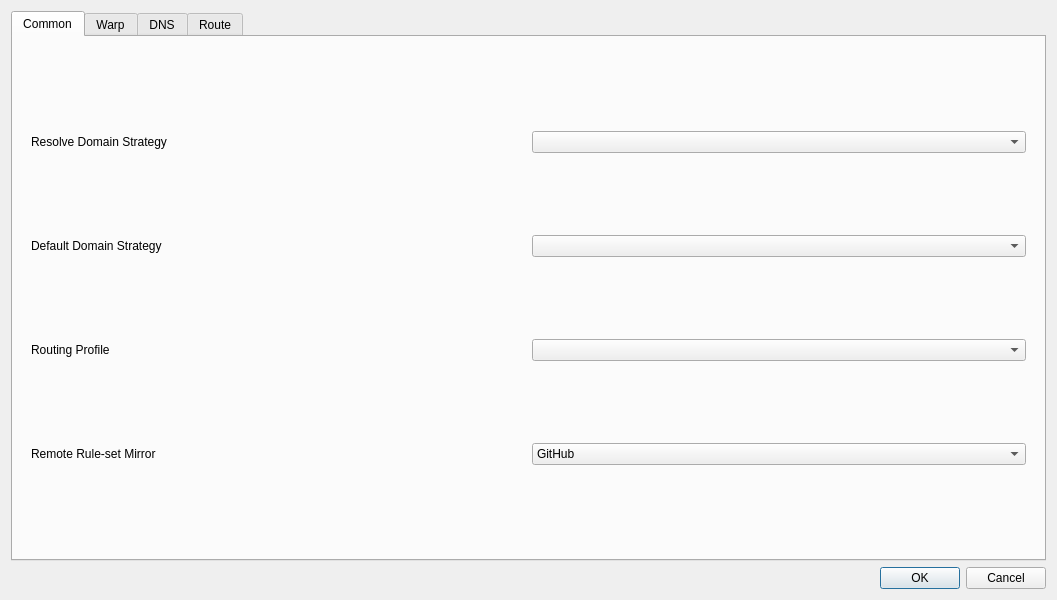
The window that upstream/include/ui/setting/dialog_manage_routes.ui (hopol/throne-mirror) describes before a commit, drawn with Qt 5.
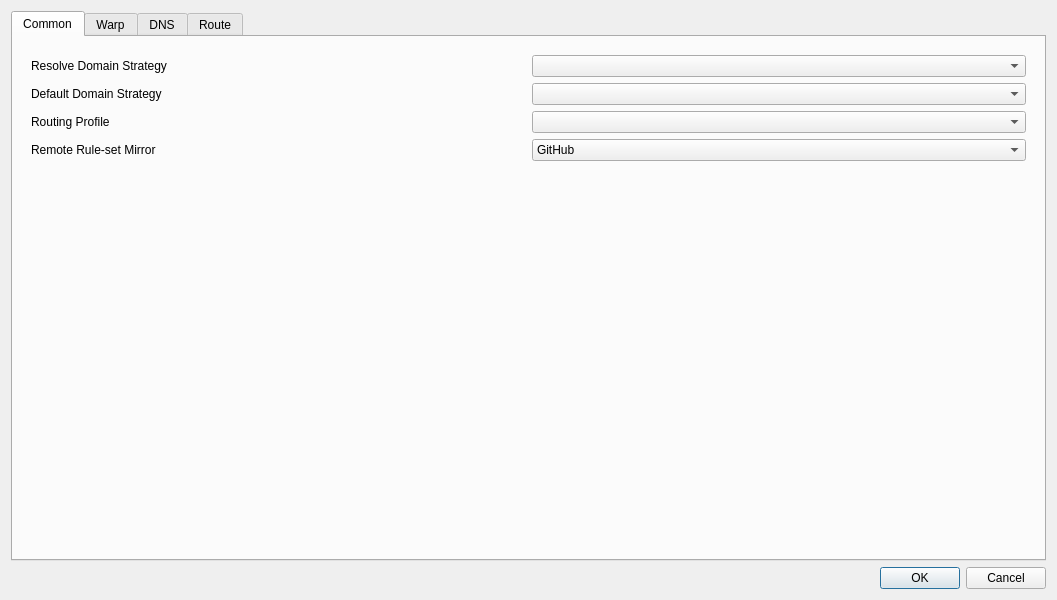
The same window after the commit.

The edit to the form file:
```diff
--- a/upstream/include/ui/setting/dialog_manage_routes.ui
+++ b/upstream/include/ui/setting/dialog_manage_routes.ui
@@ -127,6 +127,19 @@
          </layout>
         </widget>
        </item>
+       <item>
+        <spacer name="common_bottom_spacer">
+         <property name="orientation">
+          <enum>Qt::Vertical</enum>
+         </property>
+         <property name="sizeHint" stdset="0">
+          <size>
+           <width>20</width>
+           <height>0</height>
+          </size>
+         </property>
+        </spacer>
+       </item>
       </layout>
      </widget>
      <widget class="QWidget" name="tab_5">
```
Left out of the diff: 79 changed lines with no effect on the pictures.
